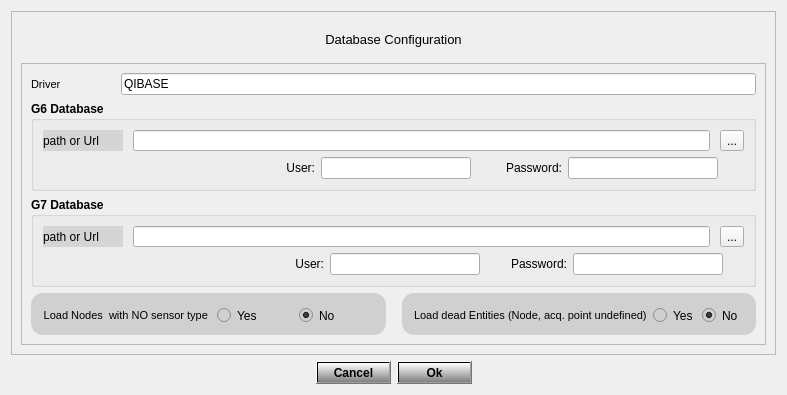
Old version of the form src/RSDatabaseConfig.ui in the repository stslu/rex.
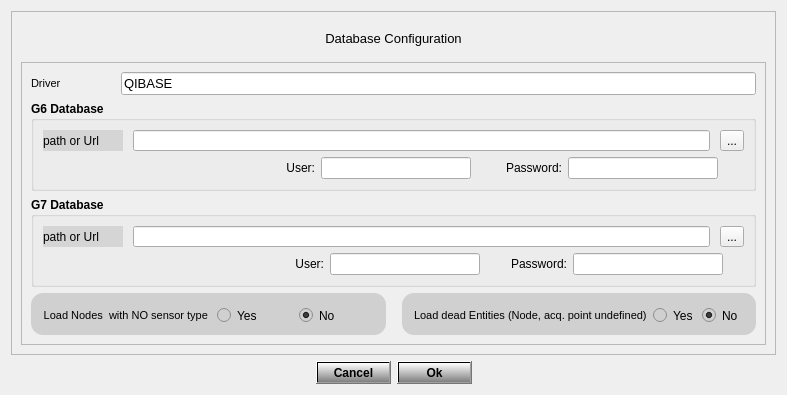
New version of the form.

Diff of the .ui file:
```diff
--- a/src/RSDatabaseConfig.ui
+++ b/src/RSDatabaseConfig.ui
@@ -48,14 +48,6 @@
      <layout class="QGridLayout" name="gridLayout">
       <item row="0" column="0">
        <widget class="QLabel" name="m_title">
-        <property name="font">
-         <font>
-          <pointsize>10</pointsize>
-          <weight>9</weight>
-          <italic>false</italic>
-          <bold>false</bold>
-         </font>
-        </property>
         <property name="styleSheet">
          <string notr="true">font: 75 10pt</string>
         </property>
@@ -111,6 +103,11 @@
                <height>20</height>
               </size>
              </property>
+             <property name="font">
+              <font>
+               <pointsize>10</pointsize>
+              </font>
+             </property>
              <property name="text">
               <string>QIBASE</string>
              </property>
```
Left out of the diff: 46 changed lines with no effect on the pictures.
